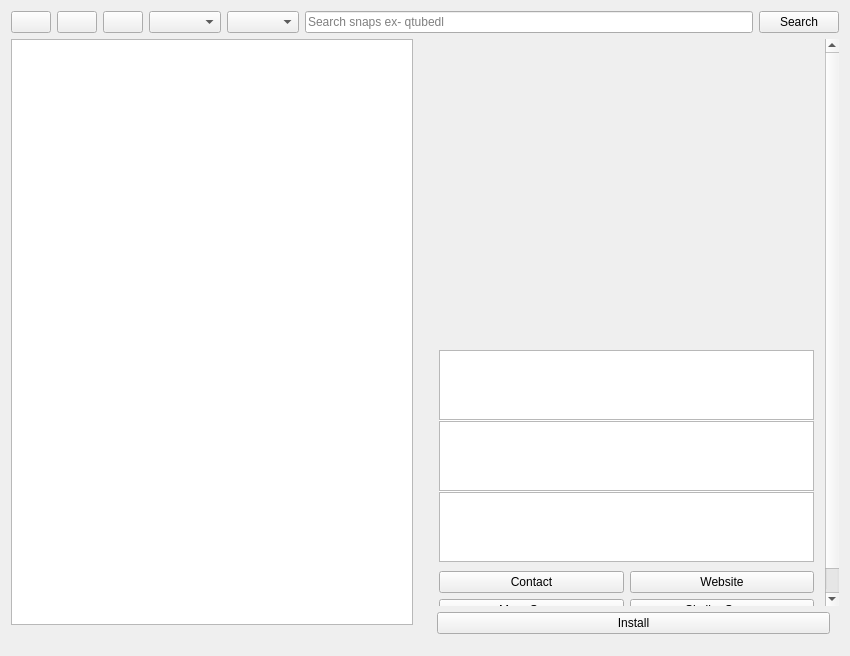
keshavbhatt/qsnapstore, file src/mainwindow.ui: the form before one commit.
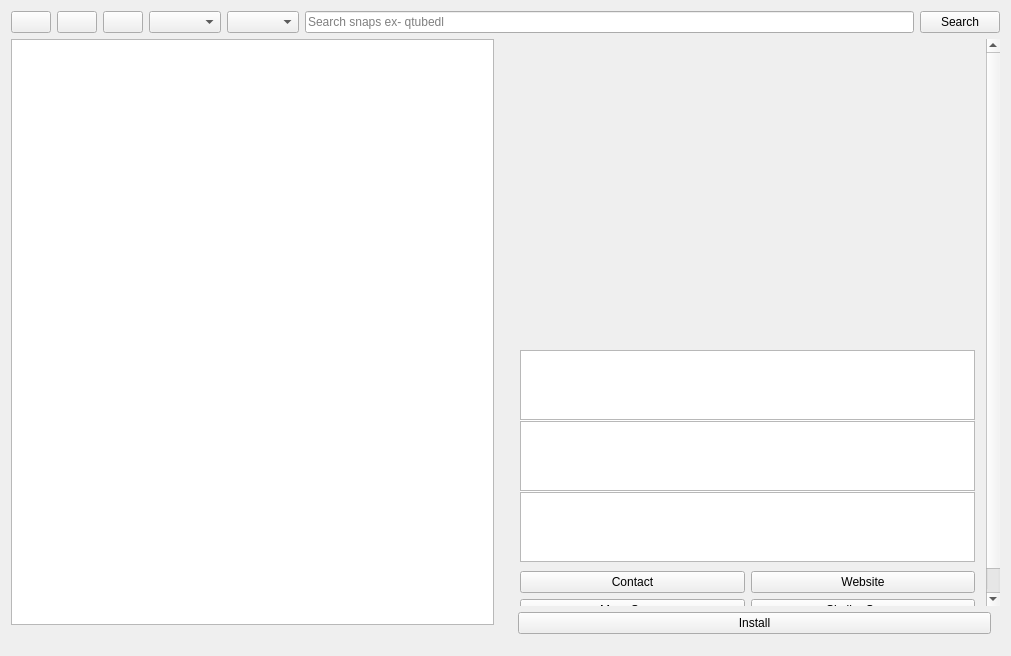
The form after the commit. Icons and pictures are not drawn. Custom widgets are drawn as their Qt base class.

What changed in the file:
```diff
--- a/src/mainwindow.ui
+++ b/src/mainwindow.ui
@@ -6,7 +6,7 @@
    <rect>
     <x>0</x>
     <y>0</y>
-    <width>850</width>
+    <width>1011</width>
     <height>656</height>
    </rect>
   </property>
@@ -158,7 +158,7 @@
              <rect>
               <x>0</x>
               <y>0</y>
-              <width>453</width>
+              <width>478</width>
               <height>601</height>
              </rect>
             </property>
```
